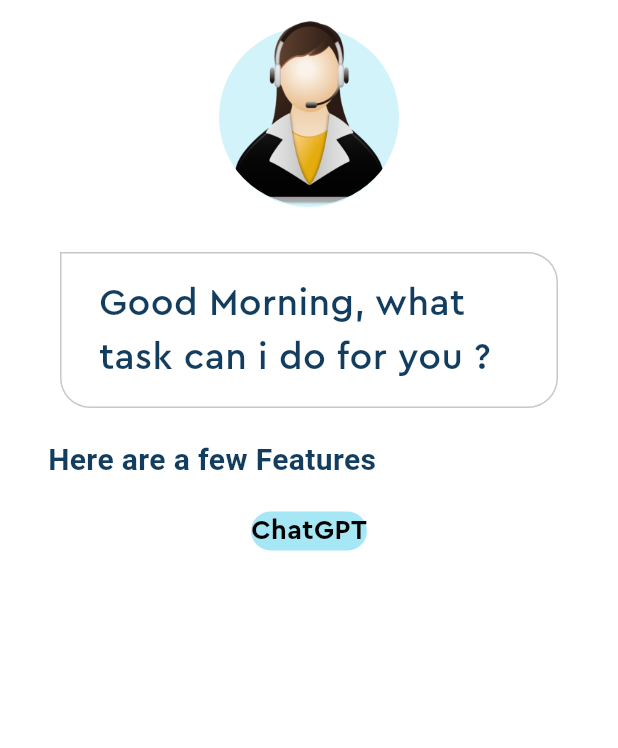
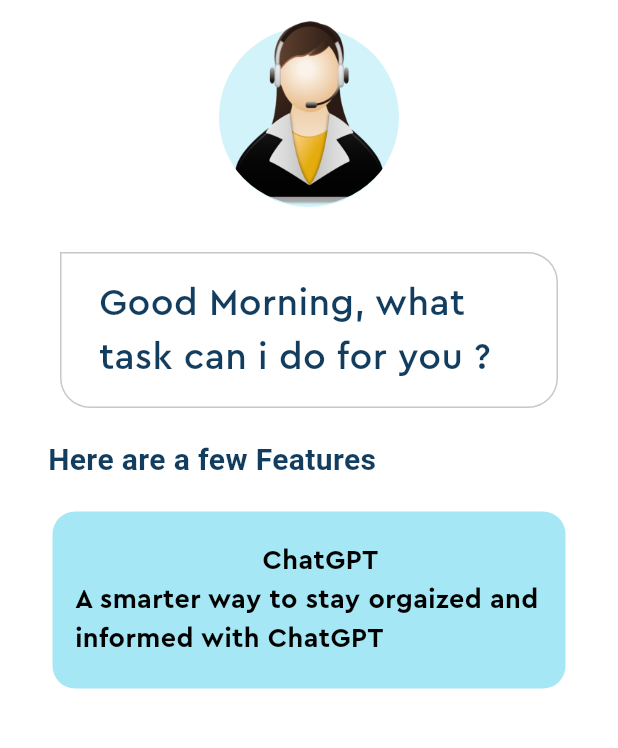
Before and after one commit to subhashneu/Flutter-voice-Assistant-App, a Flutter app: the screen it shows after launch, on a phone screen of 412 x 824 dp, the part 63-811 px from its top. Run offline on Flutter 3.47's test engine with Material 2 defaults, Android fonts, the phone set to English and light mode, and no system bars.

Commit message:
added header and descriptive text

```diff
--- a/lib/feature_box.dart
+++ b/lib/feature_box.dart
@@ -4,8 +4,13 @@ import 'package:flutter/material.dart';
 class FeatureBox extends StatelessWidget {
   final Color color;
   final String headerText;
+  final String descriptiveText;
 
-  const FeatureBox({super.key, required this.color, required this.headerText});
+  const FeatureBox(
+      {super.key,
+      required this.color,
+      required this.headerText,
+      required this.descriptiveText});
 
   @override
   Widget build(BuildContext context) {
@@ -20,6 +25,10 @@ class FeatureBox extends StatelessWidget {
           Radius.circular(15),
         ),
       ),
+      child: Padding(
+        padding: const EdgeInsets.symmetric(vertical: 20).copyWith(
+          left: 15,
+        ),
         child: Column(
           children: [
             Text(
@@ -31,7 +40,17 @@ class FeatureBox extends StatelessWidget {
                 fontWeight: FontWeight.bold,
               ),
             ),
+            Text(
+              descriptiveText,
+              style: const TextStyle(
+                fontFamily: 'Cera Pro',
+                color: Pallete.blackColor,
+                fontSize: 18,
+                fontWeight: FontWeight.bold,
+              ),
+            ),
           ],
+        ),
       ),
     );
   }
--- a/lib/home_page.dart
+++ b/lib/home_page.dart
@@ -98,9 +98,10 @@ class _HomePageState extends State<HomePage> {
           Column(
             children: const [
               FeatureBox(
-                color: Pallete.firstSuggestionBoxColor,
-                headerText: 'ChatGPT',
-              )
+                  color: Pallete.firstSuggestionBoxColor,
+                  headerText: 'ChatGPT',
+                  descriptiveText:
+                      'A smarter way to stay orgaized and informed with ChatGPT')
             ],
           )
         ],
--- a/lib/pallete.dart
+++ b/lib/pallete.dart
@@ -10,4 +10,4 @@ class Pallete {
   static const Color borderColor = Color.fromRGBO(200, 200, 200, 1);
   static const Color blackColor = Colors.black;
   static const Color whiteColor = Colors.white;
-  }
+}
```
Lines whose indentation alone changed are shown as unchanged.
